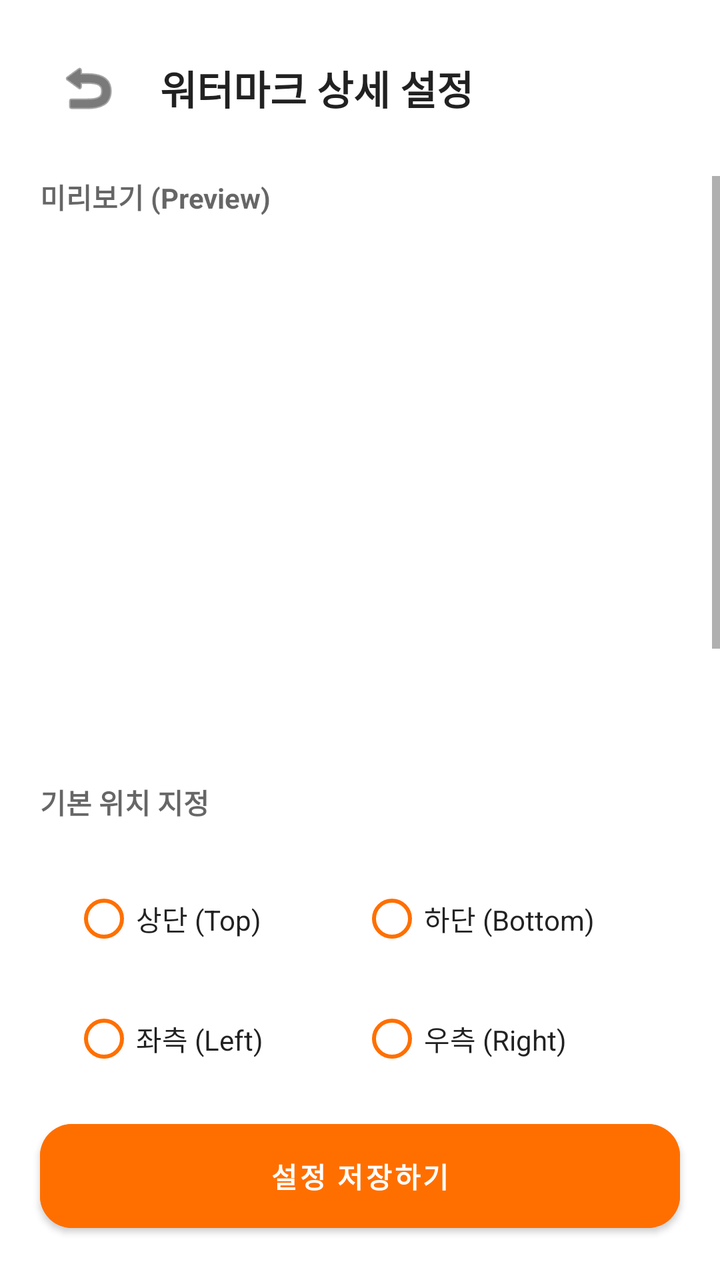
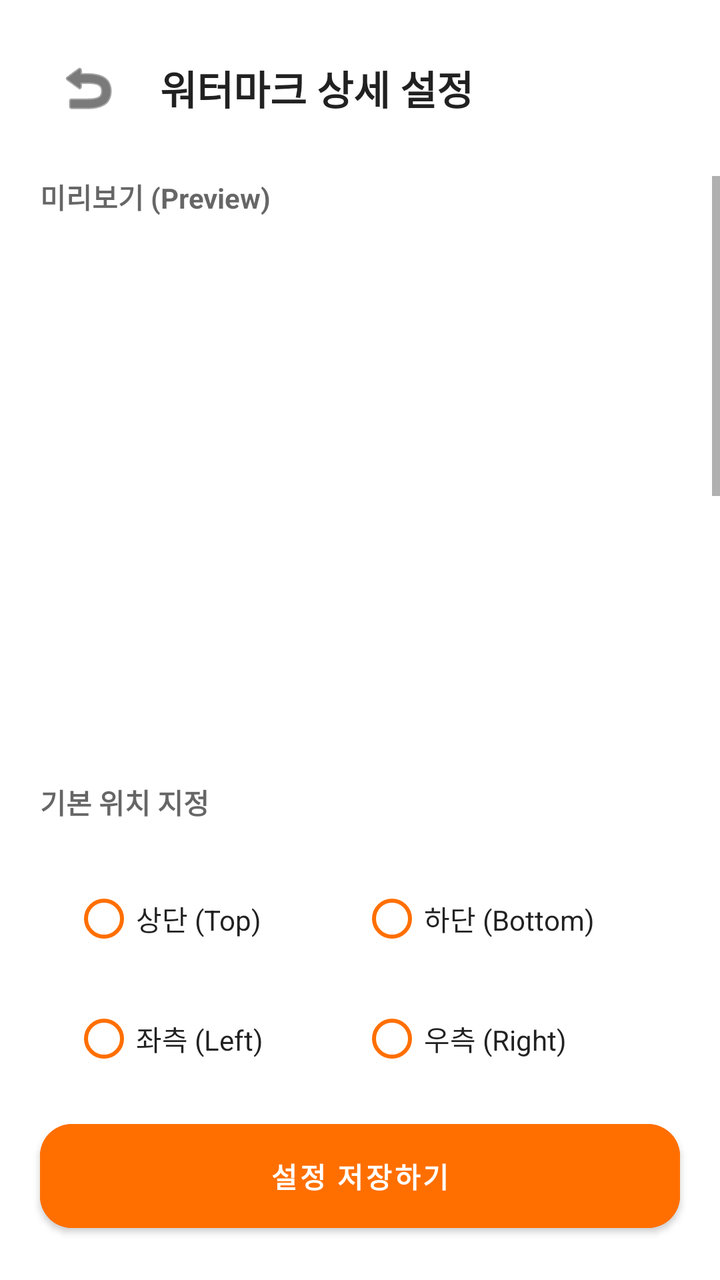

Before-and-after screenshots of an Android layout around one commit, followed by the original layout XML and the change that was made.
<!-- AndroidManifest.xml: application theme Theme.Siteboard -->
<!-- res/layout/activity_watermark_settings.xml -->
<?xml version="1.0" encoding="utf-8"?>
<androidx.constraintlayout.widget.ConstraintLayout
    xmlns:android="http://schemas.android.com/apk/res/android"
    xmlns:app="http://schemas.android.com/apk/res-auto"
    android:layout_width="match_parent"
    android:layout_height="match_parent"
    android:background="?android:attr/windowBackground">

    <LinearLayout
        android:id="@+id/layoutTop"
        android:layout_width="match_parent"
        android:layout_height="wrap_content"
        android:orientation="horizontal"
        android:padding="20dp"
        android:gravity="center_vertical"
        app:layout_constraintTop_toTopOf="parent">
        <ImageButton android:id="@+id/btnBack" android:layout_width="48dp" android:layout_height="48dp" android:src="@android:drawable/ic_menu_revert" android:background="?attr/selectableItemBackgroundBorderless" app:tint="?android:attr/textColorPrimary"/>
        <TextView android:layout_width="wrap_content" android:layout_height="wrap_content" android:text="워터마크 상세 설정" android:textSize="20sp" android:textStyle="bold" android:textColor="?android:attr/textColorPrimary" android:layout_marginStart="12dp"/>
    </LinearLayout>

    <ScrollView
        android:layout_width="match_parent"
        android:layout_height="0dp"
        app:layout_constraintTop_toBottomOf="@id/layoutTop"
        app:layout_constraintBottom_toTopOf="@id/btnSaveSettings"
        android:clipToPadding="false"
        android:paddingBottom="20dp">

        <LinearLayout android:layout_width="match_parent" android:layout_height="wrap_content" android:orientation="vertical" android:paddingHorizontal="20dp">

            <TextView android:layout_width="wrap_content" android:layout_height="wrap_content" android:text="미리보기 (Preview)" android:textStyle="bold" android:textColor="?android:attr/textColorSecondary" android:layout_marginBottom="8dp"/>
            <androidx.cardview.widget.CardView android:layout_width="match_parent" android:layout_height="250dp" app:cardCornerRadius="16dp" app:cardElevation="0dp" app:cardBackgroundColor="?attr/colorSurface" android:layout_marginBottom="24dp">
                <ImageView android:id="@+id/ivPreview" android:layout_width="match_parent" android:layout_height="match_parent" android:scaleType="centerCrop" />
            </androidx.cardview.widget.CardView>

            <TextView android:layout_width="wrap_content" android:layout_height="wrap_content" android:text="기본 위치 지정" android:textStyle="bold" android:textColor="?android:attr/textColorSecondary" android:layout_marginBottom="8dp"/>
            <androidx.cardview.widget.CardView android:layout_width="match_parent" android:layout_height="wrap_content" app:cardCornerRadius="16dp" app:cardElevation="0dp" app:cardBackgroundColor="?attr/colorSurface" android:layout_marginBottom="24dp">
                <LinearLayout android:layout_width="match_parent" android:layout_height="wrap_content" android:orientation="vertical" android:padding="16dp">
                    <RadioGroup android:id="@+id/rgVertical" android:layout_width="match_parent" android:layout_height="wrap_content" android:orientation="horizontal" android:layout_marginBottom="12dp">
                        <RadioButton android:id="@+id/rbTop" android:layout_width="0dp" android:layout_weight="1" android:layout_height="wrap_content" android:text="상단 (Top)" android:textColor="?android:attr/textColorPrimary" android:buttonTint="#FF6F00"/>
                        <RadioButton android:id="@+id/rbBottom" android:layout_width="0dp" android:layout_weight="1" android:layout_height="wrap_content" android:text="하단 (Bottom)" android:textColor="?android:attr/textColorPrimary" android:buttonTint="#FF6F00"/>
                    </RadioGroup>
                    <RadioGroup android:id="@+id/rgHorizontal" android:layout_width="match_parent" android:layout_height="wrap_content" android:orientation="horizontal">
                        <RadioButton android:id="@+id/rbLeft" android:layout_width="0dp" android:layout_weight="1" android:layout_height="wrap_content" android:text="좌측 (Left)" android:textColor="?android:attr/textColorPrimary" android:buttonTint="#FF6F00"/>
                        <RadioButton android:id="@+id/rbRight" android:layout_width="0dp" android:layout_weight="1" android:layout_height="wrap_content" android:text="우측 (Right)" android:textColor="?android:attr/textColorPrimary" android:buttonTint="#FF6F00"/>
                    </RadioGroup>
                </LinearLayout>
            </androidx.cardview.widget.CardView>

            <TextView android:layout_width="wrap_content" android:layout_height="wrap_content" android:text="디테일 미세 조정 (직접 입력 가능)" android:textStyle="bold" android:textColor="?android:attr/textColorSecondary" android:layout_marginBottom="8dp"/>
            <androidx.cardview.widget.CardView android:layout_width="match_parent" android:layout_height="wrap_content" app:cardCornerRadius="16dp" app:cardElevation="0dp" app:cardBackgroundColor="?attr/colorSurface" android:layout_marginBottom="24dp">
                <LinearLayout android:layout_width="match_parent" android:layout_height="wrap_content" android:orientation="vertical" android:padding="16dp">

                    <LinearLayout android:layout_width="match_parent" android:layout_height="wrap_content" android:orientation="horizontal" android:gravity="center_vertical" android:layout_marginBottom="8dp">
                        <TextView android:layout_width="0dp" android:layout_weight="1" android:layout_height="wrap_content" android:text="가로 여백 (X)" android:textStyle="bold" android:textColor="?android:attr/textColorPrimary"/>
                        <EditText android:id="@+id/etMarginX" android:layout_width="60dp" android:layout_height="36dp" android:background="#22888888" android:gravity="center" android:inputType="number" android:imeOptions="actionDone" android:textColor="?android:attr/textColorPrimary" android:textSize="14sp"/>
                        <TextView android:layout_width="wrap_content" android:layout_height="wrap_content" android:text="px" android:textColor="?android:attr/textColorSecondary" android:layout_marginStart="8dp"/>
                    </LinearLayout>
                    <SeekBar android:id="@+id/sbMarginX" android:layout_width="match_parent" android:layout_height="wrap_content" android:max="300" android:progressTint="#FF6F00" android:thumbTint="#FF6F00" android:layout_marginBottom="20dp"/>

                    <LinearLayout android:layout_width="match_parent" android:layout_height="wrap_content" android:orientation="horizontal" android:gravity="center_vertical" android:layout_marginBottom="8dp">
                        <TextView android:layout_width="0dp" android:layout_weight="1" android:layout_height="wrap_content" android:text="세로 여백 (Y)" android:textStyle="bold" android:textColor="?android:attr/textColorPrimary"/>
                        <EditText android:id="@+id/etMarginY" android:layout_width="60dp" android:layout_height="36dp" android:background="#22888888" android:gravity="center" android:inputType="number" android:imeOptions="actionDone" android:textColor="?android:attr/textColorPrimary" android:textSize="14sp"/>
                        <TextView android:layout_width="wrap_content" android:layout_height="wrap_content" android:text="px" android:textColor="?android:attr/textColorSecondary" android:layout_marginStart="8dp"/>
                    </LinearLayout>
                    <SeekBar android:id="@+id/sbMarginY" android:layout_width="match_parent" android:layout_height="wrap_content" android:max="300" android:progressTint="#FF6F00" android:thumbTint="#FF6F00" android:layout_marginBottom="20dp"/>

                    <LinearLayout android:layout_width="match_parent" android:layout_height="wrap_content" android:orientation="horizontal" android:gravity="center_vertical" android:layout_marginBottom="8dp">
                        <TextView android:layout_width="0dp" android:layout_weight="1" android:layout_height="wrap_content" android:text="글씨 크기" android:textStyle="bold" android:textColor="?android:attr/textColorPrimary"/>
                        <EditText android:id="@+id/etFontSize" android:layout_width="60dp" android:layout_height="36dp" android:background="#22888888" android:gravity="center" android:inputType="number" android:imeOptions="actionDone" android:textColor="?android:attr/textColorPrimary" android:textSize="14sp"/>
                        <TextView android:layout_width="wrap_content" android:layout_height="wrap_content" android:text="pt" android:textColor="?android:attr/textColorSecondary" android:layout_marginStart="8dp"/>
                    </LinearLayout>
                    <SeekBar android:id="@+id/sbFontSize" android:layout_width="match_parent" android:layout_height="wrap_content" android:max="100" android:progressTint="#FF6F00" android:thumbTint="#FF6F00"/>
                </LinearLayout>
            </androidx.cardview.widget.CardView>

            <TextView android:layout_width="wrap_content" android:layout_height="wrap_content" android:text="스타일" android:textStyle="bold" android:textColor="?android:attr/textColorSecondary" android:layout_marginBottom="8dp"/>
            <androidx.cardview.widget.CardView android:layout_width="match_parent" android:layout_height="wrap_content" app:cardCornerRadius="16dp" app:cardElevation="0dp" app:cardBackgroundColor="?attr/colorSurface">
                <com.google.android.material.switchmaterial.SwitchMaterial
                    android:id="@+id/switchBgBox"
                    android:layout_width="match_parent"
                    android:layout_height="wrap_content"
                    android:padding="16dp"
                    android:text="반투명 배경 박스 (글씨 강조)"
                    android:textColor="?android:attr/textColorPrimary"
                    android:textStyle="bold"
                    app:thumbTint="#FFFFFF"
                    app:trackTint="#FF6F00"/>
            </androidx.cardview.widget.CardView>
        </LinearLayout>
    </ScrollView>

    <Button
        android:id="@+id/btnSaveSettings"
        android:layout_width="match_parent" android:layout_height="64dp"
        android:layout_margin="20dp" android:text="설정 저장하기"
        android:textColor="#FFFFFF" android:textStyle="bold"
        android:backgroundTint="#FF6F00" app:cornerRadius="16dp"
        app:layout_constraintBottom_toBottomOf="parent"/>
</androidx.constraintlayout.widget.ConstraintLayout>
<!-- resources referenced by this layout -->
<resources>
  <style name="Theme.Siteboard" parent="Theme.MaterialComponents.DayNight.NoActionBar">
  
          <item name="colorPrimary">#7C4DFF</item>
          <item name="colorPrimaryVariant">#3700B3</item>
          <item name="colorOnPrimary">#FFFFFF</item>
  
          <item name="colorSecondary">#FF6F00</item>
          <item name="colorSecondaryVariant">#FF6F00</item>
          <item name="colorOnSecondary">#FFFFFF</item>
  
          <item name="android:statusBarColor">?attr/colorPrimaryVariant</item>
  
          <item name="android:windowSplashScreenBackground" tools:targetApi="s">?android:attr/windowBackground</item>
  
          <item name="android:windowSplashScreenAnimatedIcon" tools:targetApi="s">@android:color/transparent</item>
  
          <item name="android:windowSplashScreenAnimationDuration" tools:targetApi="s">0</item>
      </style>
</resources>

<!-- the commit's change to res/layout/activity_watermark_settings.xml (unified diff, before → after) -->
@@ -74,7 +74,140 @@
                 </LinearLayout>
             </androidx.cardview.widget.CardView>
 
+            <TextView android:layout_width="wrap_content" android:layout_height="wrap_content" android:text="글꼴 및 색상 커스텀" android:textStyle="bold" android:textColor="?android:attr/textColorSecondary" android:layout_marginBottom="8dp"/>
+
             <TextView android:layout_width="wrap_content" android:layout_height="wrap_content" android:text="스타일" android:textStyle="bold" android:textColor="?android:attr/textColorSecondary" android:layout_marginBottom="8dp"/>
+
+            <androidx.cardview.widget.CardView
+                android:layout_width="match_parent"
+                android:layout_height="wrap_content"
+                android:layout_marginBottom="24dp"
+                app:cardBackgroundColor="?attr/colorSurface"
+                app:cardCornerRadius="16dp"
+                app:cardElevation="0dp">
+
+                <LinearLayout
+                    android:layout_width="match_parent"
+                    android:layout_height="wrap_content"
+                    android:orientation="vertical"
+                    android:padding="16dp">
+
+                    <TextView
+                        android:layout_width="wrap_content"
+                        android:layout_height="wrap_content"
+                        android:layout_marginBottom="8dp"
+                        android:text="글꼴 (폰트) 선택"
+                        android:textColor="?android:attr/textColorPrimary"
+                        android:textStyle="bold" />
+
+                    <Spinner
+                        android:id="@+id/spinnerFont"
+                        android:layout_width="match_parent"
+                        android:layout_height="48dp"
+                        android:layout_marginBottom="24dp"
+                        android:background="#22888888" />
+
+                    <TextView
+                        android:layout_width="wrap_content"
+                        android:layout_height="wrap_content"
+                        android:layout_marginBottom="12dp"
+                        android:text="글자 색상 (RGB &amp; HEX)"
+                        android:textColor="?android:attr/textColorPrimary"
+                        android:textStyle="bold" />
+
+                    <LinearLayout
+                        android:layout_width="match_parent"
+                        android:layout_height="wrap_content"
+                        android:layout_marginBottom="16dp"
+                        android:gravity="center_vertical"
+                        android:orientation="horizontal">
+
+                        <androidx.cardview.widget.CardView
+                            android:layout_width="48dp"
+                            android:layout_height="48dp"
+                            app:cardCornerRadius="24dp"
+                            app:cardElevation="2dp">
+
+                            <View
+                                android:id="@+id/viewColorPreview"
+                                android:layout_width="match_parent"
+                                android:layout_height="match_parent"
+                                android:background="#FFFF00" />
+                        </androidx.cardview.widget.CardView>
+
+                        <TextView
+                            android:layout_width="wrap_content"
+                            android:layout_height="wrap_content"
+                            android:layout_marginStart="16dp"
+                            android:text="HEX: #"
+                            android:textColor="?android:attr/textColorSecondary"
+                            android:textStyle="bold" />
+
+                        <EditText
+                            android:id="@+id/etHexColor"
+                            android:layout_width="100dp"
+                            android:layout_height="40dp"
+                            android:layout_marginStart="4dp"
+                            android:background="@null"
+                            android:inputType="textCapCharacters"
+                            android:maxLength="6"
+                            android:text="FFFF00"
+                            android:textColor="?android:attr/textColorPrimary" />
+                    </LinearLayout>
+
+                    <TextView
+                        android:id="@+id/tvRed"
+                        android:layout_width="wrap_content"
+                        android:layout_height="wrap_content"
+                        android:text="Red (빨강): 255"
+                        android:textColor="#FF4444"
+                        android:textStyle="bold" />
+
+                    <SeekBar
+                        android:id="@+id/sbRed"
+                        android:layout_width="match_parent"
+                        android:layout_height="wrap_content"
+                        android:layout_marginBottom="12dp"
+                        android:max="255"
+                        android:progressTint="#FF4444"
+                        android:thumbTint="#FF4444" />
+
+                    <TextView
+                        android:id="@+id/tvGreen"
+                        android:layout_width="wrap_content"
+                        android:layout_height="wrap_content"
+                        android:text="Green (초록): 255"
+                        android:textColor="#44BB44"
+                        android:textStyle="bold" />
+
+                    <SeekBar
+                        android:id="@+id/sbGreen"
+                        android:layout_width="match_parent"
+                        android:layout_height="wrap_content"
+                        android:layout_marginBottom="12dp"
+                        android:max="255"
+                        android:progressTint="#44BB44"
+                        android:thumbTint="#44BB44" />
+
+                    <TextView
+                        android:id="@+id/tvBlue"
+                        android:layout_width="wrap_content"
+                        android:layout_height="wrap_content"
+                        android:text="Blue (파랑): 0"
+                        android:textColor="#4444FF"
+                        android:textStyle="bold" />
+
+                    <SeekBar
+                        android:id="@+id/sbBlue"
+                        android:layout_width="match_parent"
+                        android:layout_height="wrap_content"
+                        android:max="255"
+                        android:progressTint="#4444FF"
+                        android:thumbTint="#4444FF" />
+
+                </LinearLayout>
+            </androidx.cardview.widget.CardView>
+
             <androidx.cardview.widget.CardView android:layout_width="match_parent" android:layout_height="wrap_content" app:cardCornerRadius="16dp" app:cardElevation="0dp" app:cardBackgroundColor="?attr/colorSurface">
                 <com.google.android.material.switchmaterial.SwitchMaterial
                     android:id="@+id/switchBgBox"
